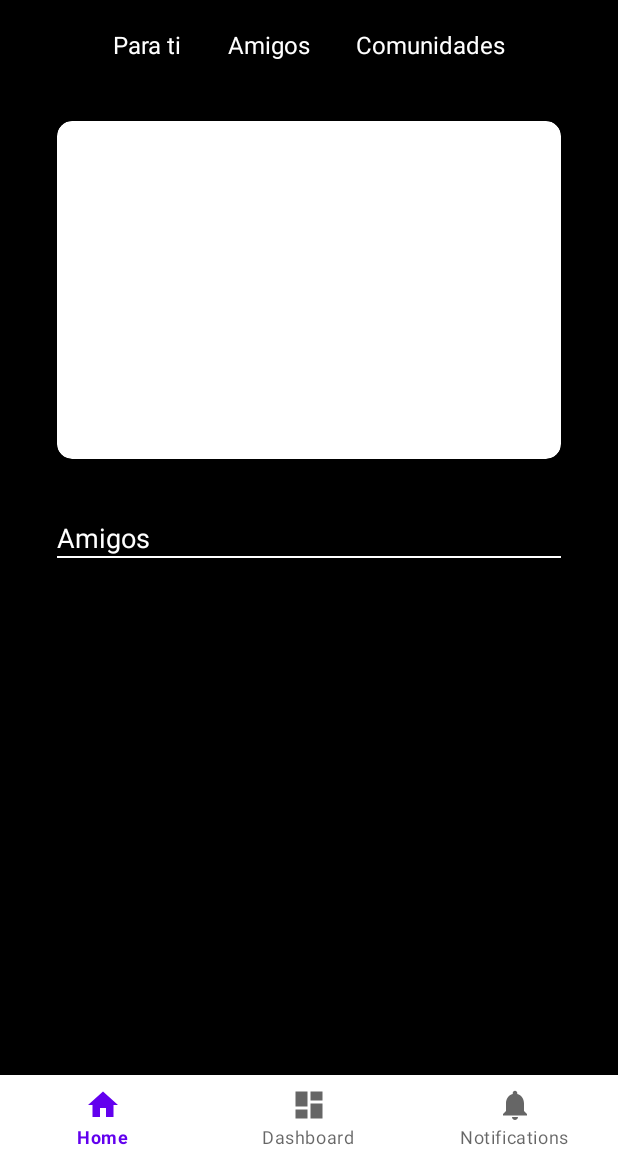
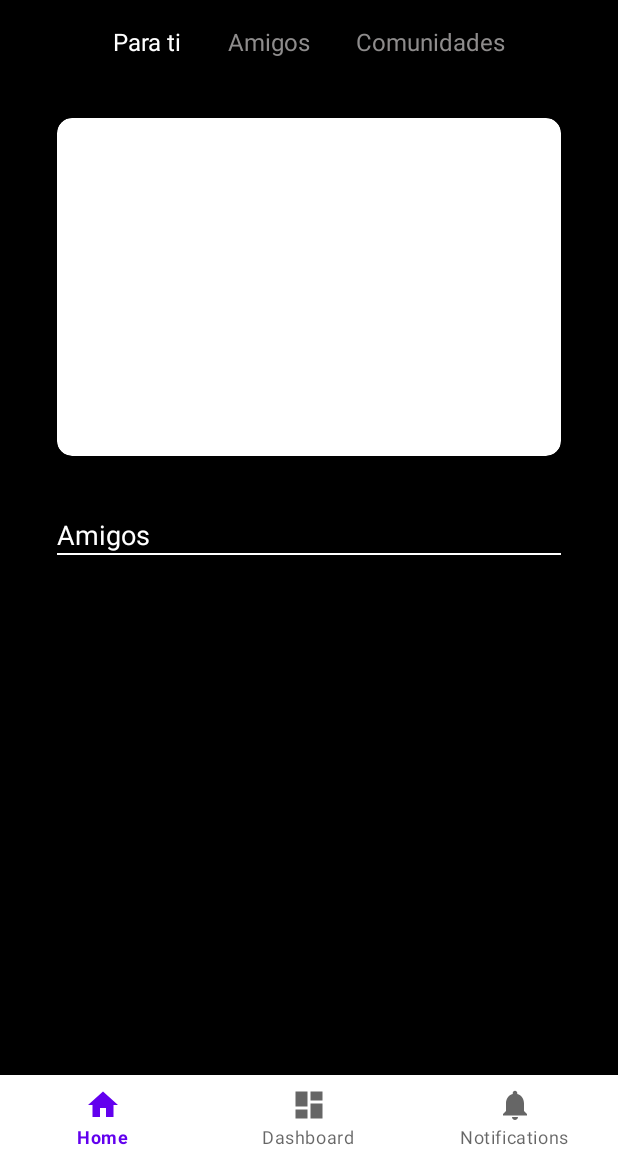
Before and after one commit to JavierDomi/EzyBites, an Android app: the screen it shows after launch (MainActivity), on a phone screen of 412 x 824 dp, the part 77-1236 px from its top. Run offline under Robolectric (Android 15) with nearby library versions, the phone set to English and light mode, and no system bars; our stand-ins replace navigation-ui.

Commit message:
home navigation

```diff
--- a/app/src/main/java/com/dam/ezybites/MainActivity.java
+++ b/app/src/main/java/com/dam/ezybites/MainActivity.java
@@ -26,9 +26,8 @@ public class MainActivity extends AppCompatActivity {
         BottomNavigationView navView = findViewById(R.id.nav_view);
         // Passing each menu ID as a set of Ids because each
         // menu should be considered as top level destinations.
-        AppBarConfiguration appBarConfiguration = new AppBarConfiguration.Builder(
-                R.id.navigation_home, R.id.navigation_dashboard, R.id.navigation_notifications)
-                .build();
+//        AppBarConfiguration appBarConfiguration = new AppBarConfiguration.Builder(
+//                R.id.navigation_home, R.id.navigation_dashboard, R.id.navigation_notifications).build();
         NavController navController = Navigation.findNavController(this, R.id.nav_host_fragment_activity_main);
         //TOOLBAR
         //NavigationUI.setupActionBarWithNavController(this, navController, appBarConfiguration);
--- a/app/src/main/java/com/dam/ezybites/ui/home/HomeFragment.java
+++ b/app/src/main/java/com/dam/ezybites/ui/home/HomeFragment.java
@@ -7,17 +7,27 @@ import android.view.ViewGroup;
 import android.widget.TextView;
 
 import androidx.annotation.NonNull;
+import androidx.core.content.ContextCompat;
 import androidx.fragment.app.Fragment;
+import androidx.fragment.app.FragmentManager;
 import androidx.lifecycle.ViewModelProvider;
-import androidx.recyclerview.widget.LinearLayoutManager;
 import androidx.recyclerview.widget.RecyclerView;
 
 import com.dam.ezybites.R; //esto no se si hace falta, lo he puesto para referenciar por ID
 import com.dam.ezybites.databinding.FragmentHomeBinding;
+import com.dam.ezybites.ui.home.innerFragments.home_amigos;
+import com.dam.ezybites.ui.home.innerFragments.home_comunidades;
+import com.dam.ezybites.ui.home.innerFragments.home_para_ti;
+
+import org.w3c.dom.Text;
+
+import java.util.HashMap;
+import java.util.Map;
 
 public class HomeFragment extends Fragment {
 
     private FragmentHomeBinding binding;
+    private int currentIndex = 0;
 
     public View onCreateView(@NonNull LayoutInflater inflater,
                              ViewGroup container, Bundle savedInstanceState) {
@@ -27,17 +37,78 @@ public class HomeFragment extends Fragment {
         binding = FragmentHomeBinding.inflate(inflater, container, false);
         View root = binding.getRoot();
 
-        //RECYCLER VIEW AMIGOS
-        RecyclerView rv_amigos = root.findViewById(R.id.rv_amigos);
+        //Navegacion de Fragmentos internos a HOME
+        FragmentManager fragmentManager = getActivity().getSupportFragmentManager();
 
-//        LinearLayoutManager horizontalLayoutManager = new LinearLayoutManager(this, LinearLayoutManager.HORIZONTAL, false);
-//        rv_amigos.setLayoutManager(horizontalLayoutManager);
+        TextView homeParaTi = root.findViewById(R.id.homeParaTi);
+        TextView homeAmigos = root.findViewById(R.id.homeAmigos);
+        TextView homeComunidades = root.findViewById(R.id.homeComunidades);
 
+        int activeColor = ContextCompat.getColor(getContext(), R.color.white);
+        int inactiveColor = ContextCompat.getColor(getContext(), R.color.grey);
 
-//        final TextView textView = binding.textHome;
-//        homeViewModel.getText().observe(getViewLifecycleOwner(), textView::setText);
+        homeParaTi.setTextColor(activeColor);
+        homeAmigos.setTextColor(inactiveColor);
+        homeComunidades.setTextColor(inactiveColor);
+
+        fragmentManager.beginTransaction()
+                .replace(R.id.fragmentHomeInner, home_para_ti.class, null)
+                .setReorderingAllowed(true)
+                .commit();
+
+        Map<Integer, Integer> buttonIndices = new HashMap<>();
+        buttonIndices.put(R.id.homeParaTi, 0);
+        buttonIndices.put(R.id.homeAmigos, 1);
+        buttonIndices.put(R.id.homeComunidades, 2);
+
+        // Configura los listeners de los botones
+        View.OnClickListener buttonClickListener = v -> {
+            int newIndex = buttonIndices.get(v.getId());
+            if (newIndex != currentIndex) {
+                Class<? extends Fragment> newFragment;
+                switch (newIndex) {
+                    case 0:
+                        newFragment = home_para_ti.class;
+                        break;
+                    case 1:
+                        newFragment = home_amigos.class;
+                        break;
+                    case 2:
+                        newFragment = home_comunidades.class;
+                        break;
+                    default:
+                        return;
+                }
+
+                // Determina la dirección de la transición
+                int enterAnim = (newIndex > currentIndex) ? R.anim.slide_in_right : R.anim.slide_in_left;
+                int exitAnim = (newIndex > currentIndex) ? R.anim.slide_out_left : R.anim.slide_out_right;
+
+                // Realiza la transacción con animaciones
+                fragmentManager.beginTransaction()
+                        .setCustomAnimations(enterAnim, exitAnim, enterAnim, exitAnim)
+                        .replace(R.id.fragmentHomeInner, newFragment, null)
+                        .setReorderingAllowed(true)
+                        .addToBackStack("name")
+                        .commit();
+
+                homeParaTi.setTextColor(newIndex == 0 ? activeColor : inactiveColor);
+                homeAmigos.setTextColor(newIndex == 1 ? activeColor : inactiveColor);
+                homeComunidades.setTextColor(newIndex == 2 ? activeColor : inactiveColor);
+
+                // Actualiza el índice actual
+                currentIndex = newIndex;
+            }
+        };
+
+        // Asigna el listener a cada botón
+        homeParaTi.setOnClickListener(buttonClickListener);
+        homeAmigos.setOnClickListener(buttonClickListener);
+        homeComunidades.setOnClickListener(buttonClickListener);
+
         return root;
     }
+
 
     @Override
     public void onDestroyView() {
--- /dev/null
+++ b/app/src/main/java/com/dam/ezybites/ui/home/innerFragments/home_para_ti.java
@@ -0,0 +1,66 @@
+package com.dam.ezybites.ui.home.innerFragments;
+
+import android.os.Bundle;
+
+import androidx.fragment.app.Fragment;
+
+import android.view.LayoutInflater;
+import android.view.View;
+import android.view.ViewGroup;
+
+import com.dam.ezybites.R;
+
+/**
+ * A simple {@link Fragment} subclass.
+ * Use the {@link home_para_ti#newInstance} factory method to
+ * create an instance of this fragment.
+ */
+public class home_para_ti extends Fragment {
+
+    // TODO: Rename parameter arguments, choose names that match
+    // the fragment initialization parameters, e.g. ARG_ITEM_NUMBER
+    private static final String ARG_PARAM1 = "param1";
+    private static final String ARG_PARAM2 = "param2";
+
+    // TODO: Rename and change types of parameters
+    private String mParam1;
+    private String mParam2;
+
+    public home_para_ti() {
+        // Required empty public constructor
+    }
+
+    /**
+     * Use this factory method to create a new instance of
+     * this fragment using the provided parameters.
+     *
+     * @param param1 Parameter 1.
+     * @param param2 Parameter 2.
+     * @return A new instance of fragment home_para_ti.
+     */
+    // TODO: Rename and change types and number of parameters
+    public static home_para_ti newInstance(String param1, String param2) {
+        home_para_ti fragment = new home_para_ti();
+        Bundle args = new Bundle();
+        args.putString(ARG_PARAM1, param1);
+        args.putString(ARG_PARAM2, param2);
+        fragment.setArguments(args);
+        return fragment;
+    }
+
+    @Override
+    public void onCreate(Bundle savedInstanceState) {
+        super.onCreate(savedInstanceState);
+        if (getArguments() != null) {
+            mParam1 = getArguments().getString(ARG_PARAM1);
+            mParam2 = getArguments().getString(ARG_PARAM2);
+        }
+    }
+
+    @Override
+    public View onCreateView(LayoutInflater inflater, ViewGroup container,
+                             Bundle savedInstanceState) {
+        // Inflate the layout for this fragment
+        return inflater.inflate(R.layout.fragment_home_para_ti, container, false);
+    }
+}
--- /dev/null
+++ b/app/src/main/res/anim/slide_in_left.xml
@@ -0,0 +1,6 @@
+<?xml version="1.0" encoding="utf-8"?>
+<translate xmlns:android="http://schemas.android.com/apk/res/android"
+    android:duration="@android:integer/config_shortAnimTime"
+    android:interpolator="@android:anim/decelerate_interpolator"
+    android:fromXDelta="-100%"
+    android:toXDelta="0%" />
--- /dev/null
+++ b/app/src/main/res/anim/slide_in_right.xml
@@ -0,0 +1,6 @@
+<?xml version="1.0" encoding="utf-8"?>
+<translate xmlns:android="http://schemas.android.com/apk/res/android"
+    android:duration="@android:integer/config_shortAnimTime"
+    android:interpolator="@android:anim/decelerate_interpolator"
+    android:fromXDelta="100%"
+    android:toXDelta="0%" />
--- /dev/null
+++ b/app/src/main/res/anim/slide_out_left.xml
@@ -0,0 +1,6 @@
+<?xml version="1.0" encoding="utf-8"?>
+<translate xmlns:android="http://schemas.android.com/apk/res/android"
+    android:duration="@android:integer/config_shortAnimTime"
+    android:interpolator="@android:anim/decelerate_interpolator"
+    android:fromXDelta="0%"
+    android:toXDelta="-100%" />
--- /dev/null
+++ b/app/src/main/res/anim/slide_out_right.xml
@@ -0,0 +1,6 @@
+<?xml version="1.0" encoding="utf-8"?>
+<translate xmlns:android="http://schemas.android.com/apk/res/android"
+    android:duration="@android:integer/config_shortAnimTime"
+    android:interpolator="@android:anim/decelerate_interpolator"
+    android:fromXDelta="0%"
+    android:toXDelta="100%" />
--- a/app/src/main/res/layout/activity_main.xml
+++ b/app/src/main/res/layout/activity_main.xml
@@ -25,9 +25,10 @@
         android:id="@+id/nav_host_fragment_activity_main"
         android:name="androidx.navigation.fragment.NavHostFragment"
         android:layout_width="match_parent"
-        android:layout_height="wrap_content"
+        android:layout_height="0dp"
+        app:layout_constraintBottom_toTopOf="@id/nav_view"
+        app:layout_constraintTop_toBottomOf="@id/toolbar"
         app:defaultNavHost="true"
-        app:layout_constraintTop_toBottomOf="@id/toolbar"
         app:navGraph="@navigation/mobile_navigation" />
 
 </androidx.constraintlayout.widget.ConstraintLayout>
--- a/app/src/main/res/layout/fragment_home.xml
+++ b/app/src/main/res/layout/fragment_home.xml
@@ -1,82 +1,56 @@
 <?xml version="1.0" encoding="utf-8"?>
 
-<FrameLayout xmlns:android="http://schemas.android.com/apk/res/android"
+<androidx.constraintlayout.widget.ConstraintLayout xmlns:android="http://schemas.android.com/apk/res/android"
+    xmlns:app="http://schemas.android.com/apk/res-auto"
     xmlns:tools="http://schemas.android.com/tools"
     android:layout_height="match_parent"
     android:layout_width="match_parent"
-    android:background="@color/black">
+    android:background="@color/black"
+    android:orientation="vertical">
 
-    <ScrollView
-        android:layout_height="wrap_content"
-        android:layout_width="match_parent">
-
-        <LinearLayout
-            android:layout_height="match_parent"
-            android:layout_width="match_parent"
-            xmlns:app="http://schemas.android.com/apk/res-auto"
-            android:orientation="vertical"
-            android:paddingHorizontal="38dp"
-            android:paddingVertical="10dp">
-
-            <LinearLayout
+    <LinearLayout android:id="@+id/nav_home"
+        android:layout_marginTop="8dp"
+        app:layout_constraintTop_toTopOf="parent"
         android:layout_width="match_parent"
         android:layout_height="wrap_content"
-                android:gravity="center"
-                tools:ignore="MissingConstraints">
+        android:gravity="center">
+
             <!--Hacer que solo este en blanco el que este en el target/focus, los otros en gris
             y a lo mejor tb un subrayado-->
-                <TextView
+            <TextView android:id="@+id/homeParaTi"
                 android:layout_width="wrap_content"
                 android:layout_height="wrap_content"
                 android:textColor="@color/white"
                 android:paddingHorizontal="15dp"
                 android:textSize="16sp"
                 android:text="Para ti"/>
-                <TextView
+            <TextView android:id="@+id/homeAmigos"
                 android:layout_width="wrap_content"
                 android:layout_height="wrap_content"
                 android:textColor="@color/white"
                 android:paddingHorizontal="15dp"
                 android:textSize="16sp"
                 android:text="Amigos"/>
-                <TextView
+            <TextView android:id="@+id/homeComunidades"
                 android:layout_width="wrap_content"
                 android:layout_height="wrap_content"
                 android:textColor="@color/white"
                 android:paddingHorizontal="15dp"
                 android:textSize="16sp"
                 android:text="Comunidades"/>
+
     </LinearLayout>
 
-            <androidx.cardview.widget.CardView
-                android:id="@+id/home_banner"
+    <androidx.fragment.app.FragmentContainerView
+        android:id="@+id/fragmentHomeInner"
         android:layout_width="match_parent"
-                android:layout_height="225dp"
-                android:layout_marginVertical="40dp"
-                app:cardCornerRadius="10dp">
-            </androidx.cardview.widget.CardView>
+        android:layout_height="0dp"
+        app:layout_constraintTop_toBottomOf="@id/nav_home"
+        app:layout_constraintBottom_toBottomOf="parent"
+        app:navGraph="@navigation/home_navigation"
+        tools:layout="@layout/fragment_home_para_ti" />
 
-            <TextView
-                android:text="Amigos"
-                android:textSize="18sp"
-                android:textColor="@color/white"
-                android:layout_width="match_parent"
-                android:layout_height="wrap_content"/>
-            <View
-                android:layout_width="match_parent"
-                android:layout_height="1dp"
-                android:background="@color/white"
-                android:layout_marginBottom="10dp"/>
-            <androidx.recyclerview.widget.RecyclerView
-                android:id="@+id/rv_amigos"
-                android:layout_width="wrap_content"
-                android:layout_height="wrap_content"
-                android:orientation="horizontal"
-                android:scrollbars="horizontal"
-                android:background="@color/white"/>
-        </LinearLayout>
-    </ScrollView>
-</FrameLayout>
+</androidx.constraintlayout.widget.ConstraintLayout>
 
     <!--
     <androidx.constraintlayout.widget.ConstraintLayout xmlns:android="http://schemas.android.com/apk/res/android"
--- /dev/null
+++ b/app/src/main/res/layout/fragment_home_para_ti.xml
@@ -0,0 +1,39 @@
+<?xml version="1.0" encoding="utf-8"?>
+<LinearLayout xmlns:android="http://schemas.android.com/apk/res/android"
+    xmlns:tools="http://schemas.android.com/tools"
+    xmlns:app="http://schemas.android.com/apk/res-auto"
+    android:layout_width="match_parent"
+    android:layout_height="match_parent"
+    tools:context=".ui.home.innerFragments.home_para_ti"
+    android:background="@color/black"
+    android:orientation="vertical"
+    android:paddingHorizontal="38dp">
+
+    <androidx.cardview.widget.CardView
+        android:id="@+id/home_banner"
+        android:layout_width="match_parent"
+        android:layout_height="225dp"
+        android:layout_marginVertical="40dp"
+        app:cardCornerRadius="10dp">
+    </androidx.cardview.widget.CardView>
+
+    <TextView
+        android:text="Amigos"
+        android:textSize="18sp"
+        android:textColor="@color/white"
+        android:layout_width="match_parent"
+        android:layout_height="wrap_content"/>
+    <View
+        android:layout_width="match_parent"
+        android:layout_height="1dp"
+        android:background="@color/white"
+        android:layout_marginBottom="10dp"/>
+    <androidx.recyclerview.widget.RecyclerView
+        android:id="@+id/rv_amigos"
+        android:layout_width="wrap_content"
+        android:layout_height="wrap_content"
+        android:orientation="horizontal"
+        android:scrollbars="horizontal"
+        android:background="@color/white"/>
+
+</LinearLayout>
--- /dev/null
+++ b/app/src/main/res/navigation/home_navigation.xml
@@ -0,0 +1,23 @@
+<?xml version="1.0" encoding="utf-8"?>
+<navigation xmlns:android="http://schemas.android.com/apk/res/android"
+    xmlns:app="http://schemas.android.com/apk/res-auto"
+    xmlns:tools="http://schemas.android.com/tools"
+    android:id="@+id/mobile_navigation"
+    app:startDestination="@+id/navigation_home_para_ti">
+
+    <fragment
+        android:id="@+id/navigation_home_para_ti"
+        android:name="com.dam.ezybites.ui.home.innerFragments.home_para_ti"
+        tools:layout="@layout/fragment_home_para_ti" />
+
+    <fragment
+        android:id="@+id/navigation_home_amigos"
+        android:name="com.dam.ezybites.ui.home.innerFragments.home_amigos"
+        tools:layout="@layout/fragment_home_amigos" />
+
+    <fragment
+        android:id="@+id/navigation_home_comunidades"
+        android:name="com.dam.ezybites.ui.home.innerFragments.home_comunidades"
+        tools:layout="@layout/fragment_home_comunidades" />
+
+</navigation>
--- a/app/src/main/res/values/colors.xml
+++ b/app/src/main/res/values/colors.xml
@@ -10,4 +10,5 @@
     <color name="black">#FF000000</color>
     <color name="grey">#8e8c8c </color>
     <color name="white">#FFFFFFFF</color>
+
 </resources>
--- a/app/src/main/res/values/strings.xml
+++ b/app/src/main/res/values/strings.xml
@@ -12,4 +12,6 @@
     <string name="create_account">Regístrate</string>
     <string name="enter_email">Introduzca una dirección de correo</string>
     <string name="wrong_uname_password">Usuario o contraseña incorrectos</string>
+    <!-- TODO: Remove or change this placeholder text -->
+    <string name="hello_blank_fragment">Hello blank fragment</string>
 </resources>
--- a/app/src/main/res/values/themes.xml
+++ b/app/src/main/res/values/themes.xml
@@ -6,11 +6,11 @@
         <item name="colorPrimaryVariant">@color/purple_700</item>
         <item name="colorOnPrimary">@color/white</item>
         <!-- Secondary brand color. -->
-        <item name="colorSecondary">@color/teal_200</item>
+        <item name="colorSecondary">@color/grey</item>
         <item name="colorSecondaryVariant">@color/teal_700</item>
         <item name="colorOnSecondary">@color/black</item>
         <!-- Status bar color. -->
-        <item name="android:statusBarColor">?attr/colorPrimaryVariant</item>
+        <item name="android:statusBarColor">@color/black</item>
         <!-- Customize your theme here. -->
     </style>
 </resources>
```
Also changed, not shown: app/src/main/java/com/dam/ezybites/ui/home/innerFragments/home_amigos.java (added, +66 -0 lines), app/src/main/java/com/dam/ezybites/ui/home/innerFragments/home_comunidades.java (added, +66 -0 lines), app/src/main/res/layout/fragment_home_amigos.xml (added, +15 -0 lines), app/src/main/res/layout/fragment_home_comunidades.xml (added, +14 -0 lines). Lines whose indentation alone changed are shown as unchanged.
